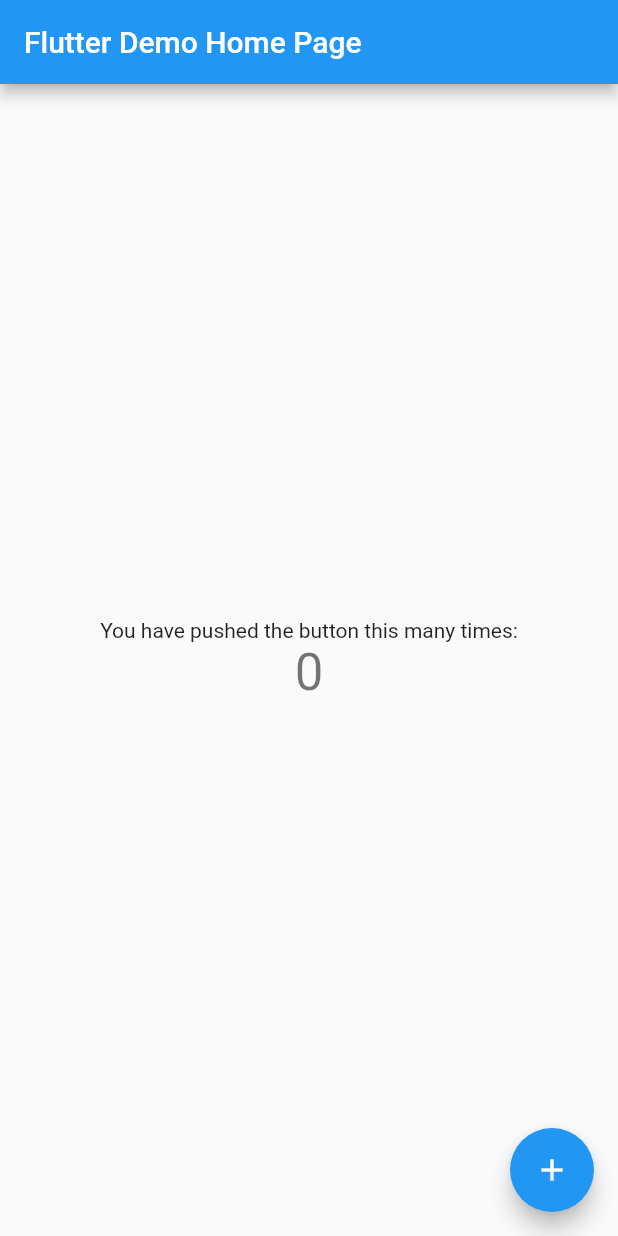
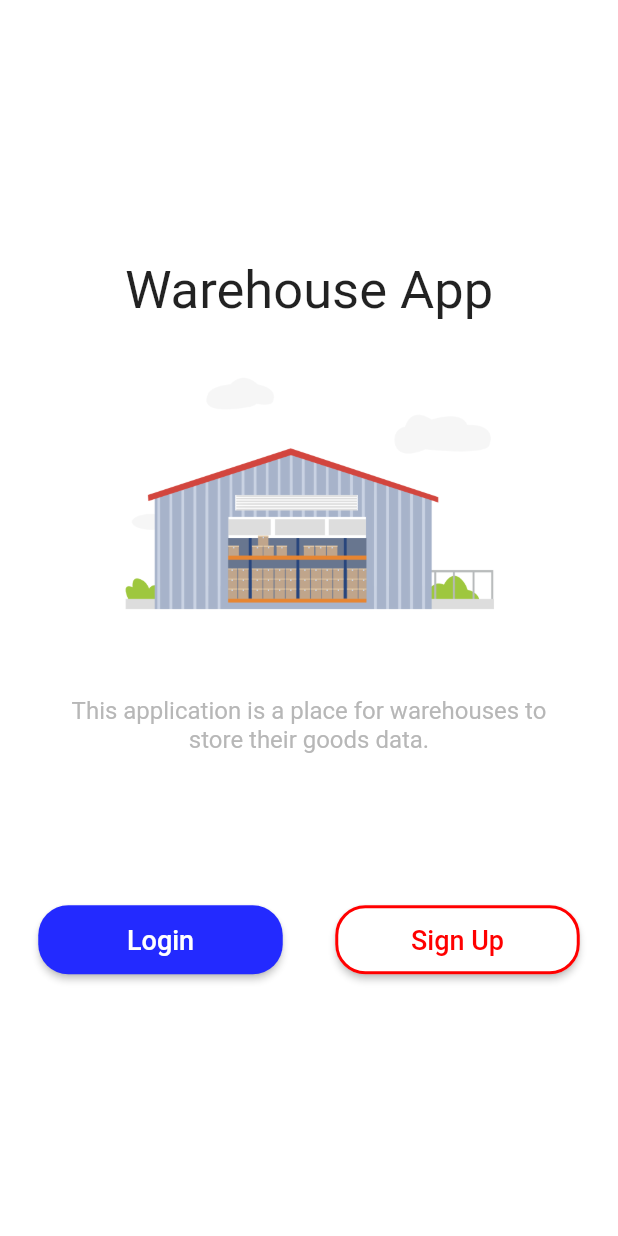
Before and after one commit to RezaTrist/warehouse_app, a Flutter app: the screen it shows after launch, on a phone screen of 412 x 824 dp. Run offline on Flutter 3.47's test engine with Material 2 defaults, Android fonts, the phone set to English and light mode, and no system bars; our stand-ins replace firebase_auth, firebase_core; accounts and stored records are empty.

Commit message:
Buat WelcomePage

```diff
--- a/lib/main.dart
+++ b/lib/main.dart
@@ -1,113 +1,26 @@
 import 'package:flutter/material.dart';
+import 'package:warehouse_app/views/welcome_page.dart';
+import 'package:firebase_core/firebase_core.dart';
 
-void main() {
+void main() async {
   runApp(MyApp());
+  await Firebase.initializeApp();
 }
 
 class MyApp extends StatelessWidget {
-  // This widget is the root of your application.
   @override
   Widget build(BuildContext context) {
+    // TODO: implement build
     return MaterialApp(
-      title: 'Flutter Demo',
-      theme: ThemeData(
-        // This is the theme of your application.
-        //
-        // Try running your application with "flutter run". You'll see the
-        // application has a blue toolbar. Then, without quitting the app, try
-        // changing the primarySwatch below to Colors.green and then invoke
-        // "hot reload" (press "r" in the console where you ran "flutter run",
-        // or simply save your changes to "hot reload" in a Flutter IDE).
-        // Notice that the counter didn't reset back to zero; the application
-        // is not restarted.
-        primarySwatch: Colors.blue,
-      ),
-      home: MyHomePage(title: 'Flutter Demo Home Page'),
+      title: 'Warehouse App',
+      onGenerateRoute: (RouteSettings settings) {
+        switch (settings.name) {
+          case '/welcome':
+            return MaterialPageRoute(builder: (context) => WelcomePage());
+          default:
+        }
+      },
+      initialRoute: '/welcome',
     );
   }
 }
-
-class MyHomePage extends StatefulWidget {
-  MyHomePage({Key? key, required this.title}) : super(key: key);
-
-  // This widget is the home page of your application. It is stateful, meaning
-  // that it has a State object (defined below) that contains fields that affect
-  // how it looks.
-
-  // This class is the configuration for the state. It holds the values (in this
-  // case the title) provided by the parent (in this case the App widget) and
-  // used by the build method of the State. Fields in a Widget subclass are
-  // always marked "final".
-
-  final String title;
-
-  @override
-  _MyHomePageState createState() => _MyHomePageState();
-}
-
-class _MyHomePageState extends State<MyHomePage> {
-  int _counter = 0;
-
-  void _incrementCounter() {
-    setState(() {
-      // This call to setState tells the Flutter framework that something has
-      // changed in this State, which causes it to rerun the build method below
-      // so that the display can reflect the updated values. If we changed
-      // _counter without calling setState(), then the build method would not be
-      // called again, and so nothing would appear to happen.
-      _counter++;
-    });
-  }
-
-  @override
-  Widget build(BuildContext context) {
-    // This method is rerun every time setState is called, for instance as done
-    // by the _incrementCounter method above.
-    //
-    // The Flutter framework has been optimized to make rerunning build methods
-    // fast, so that you can just rebuild anything that needs updating rather
-    // than having to individually change instances of widgets.
-    return Scaffold(
-      appBar: AppBar(
-        // Here we take the value from the MyHomePage object that was created by
-        // the App.build method, and use it to set our appbar title.
-        title: Text(widget.title),
-      ),
-      body: Center(
-        // Center is a layout widget. It takes a single child and positions it
-        // in the middle of the parent.
-        child: Column(
-          // Column is also a layout widget. It takes a list of children and
-          // arranges them vertically. By default, it sizes itself to fit its
-          // children horizontally, and tries to be as tall as its parent.
-          //
-          // Invoke "debug painting" (press "p" in the console, choose the
-          // "Toggle Debug Paint" action from the Flutter Inspector in Android
-          // Studio, or the "Toggle Debug Paint" command in Visual Studio Code)
-          // to see the wireframe for each widget.
-          //
-          // Column has various properties to control how it sizes itself and
-          // how it positions its children. Here we use mainAxisAlignment to
-          // center the children vertically; the main axis here is the vertical
-          // axis because Columns are vertical (the cross axis would be
-          // horizontal).
-          mainAxisAlignment: MainAxisAlignment.center,
-          children: <Widget>[
-            Text(
-              'You have pushed the button this many times:',
-            ),
-            Text(
-              '$_counter',
-              style: Theme.of(context).textTheme.headline4,
-            ),
-          ],
-        ),
-      ),
-      floatingActionButton: FloatingActionButton(
-        onPressed: _incrementCounter,
-        tooltip: 'Increment',
-        child: Icon(Icons.add),
-      ), // This trailing comma makes auto-formatting nicer for build methods.
-    );
-  }
-}
--- /dev/null
+++ b/lib/repo/providers/firebase_auth_provider.dart
@@ -0,0 +1,5 @@
+import 'package:firebase_auth/firebase_auth.dart';
+
+class FirebaseAuthProvider {
+  FirebaseAuth firebaseAuth = FirebaseAuth.instance;
+}
--- /dev/null
+++ b/lib/views/welcome_page.dart
@@ -0,0 +1,116 @@
+import 'package:flutter/material.dart';
+
+class WelcomePage extends StatefulWidget {
+  const WelcomePage({Key? key}) : super(key: key);
+
+  @override
+  _WelcomePageState createState() => _WelcomePageState();
+}
+
+class _WelcomePageState extends State<WelcomePage> {
+  @override
+  Widget build(BuildContext context) {
+    // TODO: implement build
+    return Scaffold(
+      backgroundColor: Colors.white,
+      body: Center(
+        child: Column(
+          mainAxisAlignment: MainAxisAlignment.center,
+          children: <Widget>[
+            Text(
+              'Warehouse App',
+              style: TextStyle(
+                fontSize: 35,
+                fontWeight: FontWeight.w400,
+              ),
+            ),
+            SizedBox(
+              width: 250,
+              height: 250,
+              child: Image.asset('assets/images/warehouse.png'),
+            ),
+            Padding(
+              padding: const EdgeInsets.only(
+                left: 35,
+                right: 35,
+                bottom: 100,
+              ),
+              child: Text(
+                'This application is a place for warehouses to store their goods data.',
+                textAlign: TextAlign.center,
+                style: TextStyle(
+                  fontSize: 16,
+                  color: Color.fromRGBO(183, 183, 183, 1),
+                ),
+              ),
+            ),
+            new Row(
+              mainAxisAlignment: MainAxisAlignment.center,
+              children: <Widget>[
+                Expanded(
+                  child: Padding(
+                    padding: const EdgeInsets.only(
+                      right: 2,
+                      left: 10,
+                    ),
+                    child: new Container(
+                      alignment: Alignment.center,
+                      child: ElevatedButton(
+                        style: ElevatedButton.styleFrom(
+                            fixedSize: Size(163, 46),
+                            shape: RoundedRectangleBorder(
+                              borderRadius: BorderRadius.circular(20),
+                            ),
+                            primary: Color.fromRGBO(35, 42, 255, 1)),
+                        onPressed: () {},
+                        child: Text(
+                          'Login',
+                          style: TextStyle(
+                            fontSize: 18,
+                            color: Colors.white,
+                          ),
+                        ),
+                      ),
+                    ),
+                  ),
+                ),
+                Expanded(
+                  child: Padding(
+                    padding: const EdgeInsets.only(
+                      right: 10,
+                      left: 2,
+                    ),
+                    child: new Container(
+                      alignment: Alignment.center,
+                      child: ElevatedButton(
+                        style: ElevatedButton.styleFrom(
+                          fixedSize: Size(163, 46),
+                          shape: RoundedRectangleBorder(
+                            borderRadius: BorderRadius.circular(20),
+                            side: BorderSide(
+                              color: Color.fromRGBO(255, 0, 0, 1),
+                              width: 2,
+                            ),
+                          ),
+                          primary: Colors.white,
+                        ),
+                        onPressed: () {},
+                        child: Text(
+                          'Sign Up',
+                          style: TextStyle(
+                            fontSize: 18,
+                            color: Color.fromRGBO(255, 0, 0, 1),
+                          ),
+                        ),
+                      ),
+                    ),
+                  ),
+                ),
+              ],
+            )
+          ],
+        ),
+      ),
+    );
+  }
+}
```
Also changed, not shown: pubspec.yaml (+7 -3 lines), assets/images/warehouse.png (added), pubspec.lock, 1 other file.
